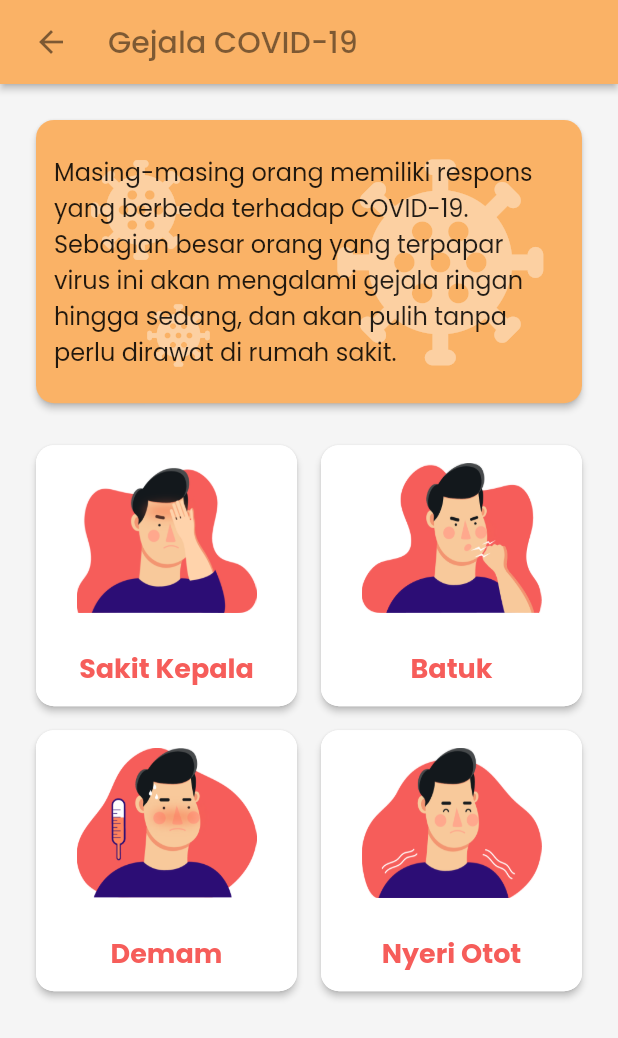
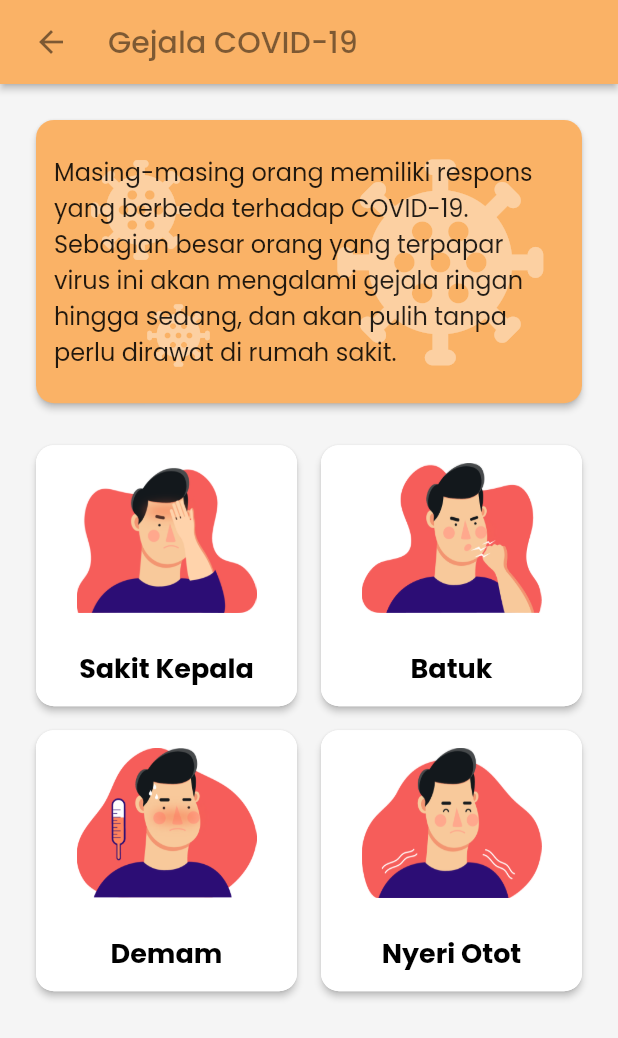
Before and after one commit to nailnafir/pantau-covid, a Flutter app: the SymptompsPage screen opened directly, on a phone screen of 412 x 824 dp. Shown: the top 1038 px of the screen. Run offline on Flutter 3.47's test engine with Material 2 defaults, Android fonts, the phone set to English and light mode, and no system bars; our stand-ins replace carousel_slider, get, lottie, percent_indicator, shimmer; missing offline and left inert: web_scraper; network calls fail.

Commit message:
change text color in normal box card

```diff
--- a/lib/widgets/normal_box_card.dart
+++ b/lib/widgets/normal_box_card.dart
@@ -41,7 +41,7 @@ class NormalBoxCard extends StatelessWidget {
               title,
               style: TypeTheme.subTitleTextFont.copyWith(
                 fontWeight: FontWeight.w700,
-                color: ColorTheme.redColor,
+                color: Colors.black,
               ),
             ),
           ],
```
